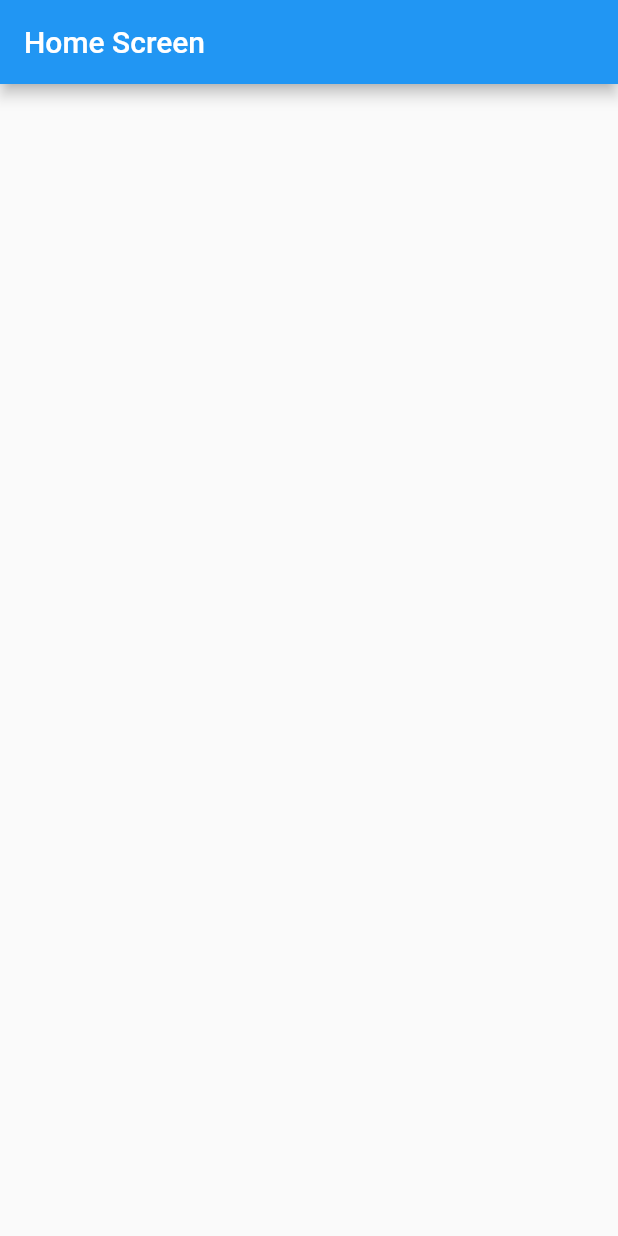
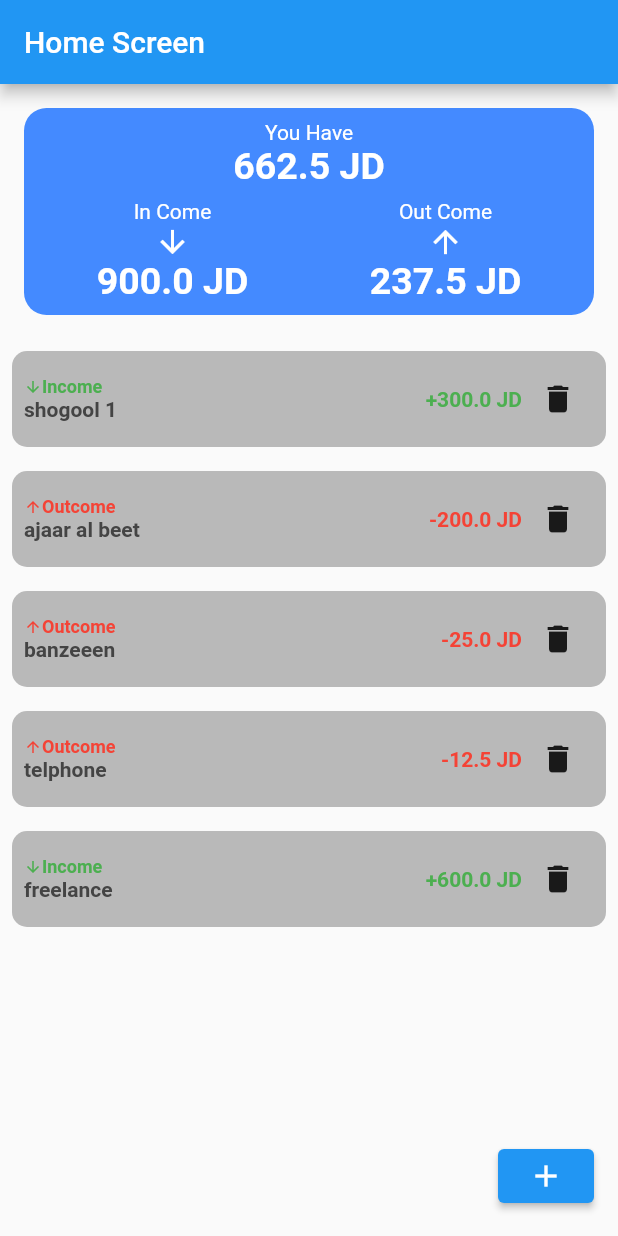
Before and after one commit to aboud-masoud/my_wallet, a Flutter app: the HomeScreen screen opened directly, on a phone screen of 412 x 824 dp. Run offline on Flutter 3.47's test engine with Material 2 defaults, Android fonts, the phone set to English and light mode, and no system bars.

Commit message:
prepare list

```diff
--- a/lib/home.dart
+++ b/lib/home.dart
@@ -1,14 +1,81 @@
 import 'package:flutter/material.dart';
+import 'package:my_wallet/models/amount_model.dart';
+import 'package:my_wallet/small_widgets/header_view.dart';
+import 'package:my_wallet/small_widgets/list_cell.dart';
 
-class HomeScreen extends StatelessWidget {
+class HomeScreen extends StatefulWidget {
   const HomeScreen({super.key});
+
+  @override
+  State<HomeScreen> createState() => _HomeScreenState();
+}
+
+class _HomeScreenState extends State<HomeScreen> {
+  List<AmountModel> myList = [
+    AmountModel(type: TransType.income, desc: "shogool 1", amount: 300),
+    AmountModel(type: TransType.outcome, desc: "ajaar al beet", amount: 200),
+    AmountModel(type: TransType.outcome, desc: "banzeeen", amount: 25),
+    AmountModel(type: TransType.outcome, desc: "telphone", amount: 12.5),
+    AmountModel(type: TransType.income, desc: "freelance", amount: 600)
+  ];
 
   @override
   Widget build(BuildContext context) {
     return Scaffold(
-      appBar: AppBar(
-        title: const Text("Home Screen"),
-      ),
-    );
+        appBar: AppBar(
+          title: const Text("Home Screen"),
+        ),
+        body: Column(
+          children: [
+            HeaderView(
+              youHave: calculateTotalAmount(),
+              income: claculateIncome(),
+              outcome: claculateOutcome(),
+            ),
+            Flexible(
+              child: ListView.builder(
+                  itemCount: myList.length,
+                  itemBuilder: (ctx, index) {
+                    return ListCell(
+                      type: myList[index].type,
+                      desc: myList[index].desc,
+                      amount: myList[index].amount,
+                      onDelete: () {
+                        myList.removeAt(index);
+                        setState(() {});
+                      },
+                    );
+                  }),
+            ),
+          ],
+        ),
+        floatingActionButton:
+            ElevatedButton(onPressed: () {}, child: const Icon(Icons.add)));
+  }
+
+  double calculateTotalAmount() {
+    return claculateIncome() - claculateOutcome();
+  }
+
+  double claculateIncome() {
+    var list = myList.where((element) => element.type == TransType.income);
+    double total = 0;
+
+    for (var item in list) {
+      total = total + item.amount;
+    }
+
+    return total;
+  }
+
+  double claculateOutcome() {
+    var list = myList.where((element) => element.type == TransType.outcome);
+    double total = 0;
+
+    for (var item in list) {
+      total = total + item.amount;
+    }
+
+    return total;
   }
 }
--- /dev/null
+++ b/lib/models/amount_model.dart
@@ -0,0 +1,9 @@
+import 'package:my_wallet/small_widgets/list_cell.dart';
+
+class AmountModel {
+  double amount;
+  TransType type;
+  String desc;
+
+  AmountModel({required this.type, required this.desc, required this.amount});
+}
--- /dev/null
+++ b/lib/small_widgets/header_view.dart
@@ -0,0 +1,83 @@
+import 'package:flutter/material.dart';
+
+class HeaderView extends StatelessWidget {
+  final double youHave;
+  final double income;
+  final double outcome;
+  const HeaderView(
+      {super.key,
+      required this.youHave,
+      required this.income,
+      required this.outcome});
+
+  @override
+  Widget build(BuildContext context) {
+    return Column(
+      children: [
+        Padding(
+          padding: const EdgeInsets.all(16),
+          child: Container(
+            decoration: BoxDecoration(
+                color: Colors.blueAccent,
+                borderRadius: BorderRadius.circular(15)),
+            child: Center(
+              child: Column(
+                children: [
+                  const SizedBox(height: 8),
+                  const Text(
+                    "You Have",
+                    style: TextStyle(color: Colors.white),
+                  ),
+                  Text(
+                    "$youHave JD",
+                    style: const TextStyle(
+                        color: Colors.white,
+                        fontSize: 25,
+                        fontWeight: FontWeight.bold),
+                  ),
+                  Padding(
+                    padding: const EdgeInsets.all(8.0),
+                    child: Row(
+                      mainAxisAlignment: MainAxisAlignment.spaceAround,
+                      children: [
+                        insideView(
+                            title: "In Come",
+                            desc: "$income JD",
+                            icon: Icons.arrow_downward),
+                        insideView(
+                            desc: "$outcome JD",
+                            title: "Out Come",
+                            icon: Icons.arrow_upward)
+                      ],
+                    ),
+                  )
+                ],
+              ),
+            ),
+          ),
+        ),
+      ],
+    );
+  }
+
+  Widget insideView(
+      {required String title, required String desc, required IconData icon}) {
+    return Column(
+      children: [
+        Text(
+          title,
+          style: const TextStyle(color: Colors.white),
+        ),
+        Icon(
+          icon,
+          color: Colors.white,
+        ),
+        Text(
+          desc,
+          style: const TextStyle(
+              color: Colors.white, fontSize: 25, fontWeight: FontWeight.bold),
+        ),
+      ],
+    );
+  }
+}
--- /dev/null
+++ b/lib/small_widgets/list_cell.dart
@@ -0,0 +1,76 @@
+import 'package:flutter/material.dart';
+
+enum TransType { income, outcome }
+
+class ListCell extends StatelessWidget {
+  final TransType type;
+  final String desc;
+  final double amount;
+  final VoidCallback onDelete;
+
+  const ListCell(
+      {super.key,
+      required this.type,
+      required this.desc,
+      required this.amount,
+      required this.onDelete});
+
+  @override
+  Widget build(BuildContext context) {
+    return Padding(
+      padding: const EdgeInsets.all(8.0),
+      child: Container(
+        decoration: BoxDecoration(
+            color: Colors.black26, borderRadius: BorderRadius.circular(10)),
+        child: Padding(
+          padding: const EdgeInsets.all(8.0),
+          child: Row(
+            children: [
+              Column(
+                crossAxisAlignment: CrossAxisAlignment.start,
+                children: [
+                  Row(
+                    children: [
+                      Icon(
+                        type == TransType.income
+                            ? Icons.arrow_downward
+                            : Icons.arrow_upward,
+                        size: 12,
+                        color: type == TransType.income
+                            ? Colors.green
+                            : Colors.red,
+                      ),
+                      Text(
+                        type == TransType.income ? "Income" : "Outcome",
+                        style: TextStyle(
+                            color: type == TransType.income
+                                ? Colors.green
+                                : Colors.red,
+                            fontSize: 12,
+                            fontWeight: FontWeight.bold),
+                      ),
+                    ],
+                  ),
+                  Text(
+                    desc,
+                    style: const TextStyle(
+                        color: Color(0xff444444), fontWeight: FontWeight.bold),
+                  ),
+                ],
+              ),
+              Expanded(child: Container()),
+              Text(
+                type == TransType.income ? "+$amount JD" : "-$amount JD",
+                style: TextStyle(
+                    color: type == TransType.income ? Colors.green : Colors.red,
+                    fontWeight: FontWeight.bold),
+              ),
+              IconButton(
+                  onPressed: () => onDelete(), icon: const Icon(Icons.delete))
+            ],
+          ),
+        ),
+      ),
+    );
+  }
+}
```
